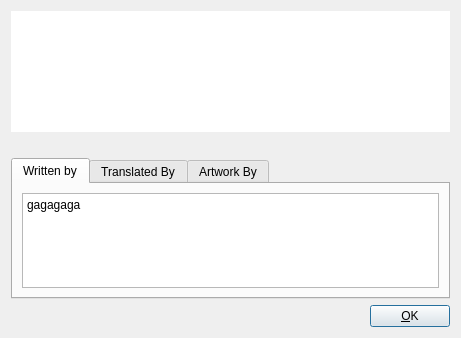
Above: qt4/ui/qtAbout.ui from gkmngrgn/puding before the change. Below: the same form after it.
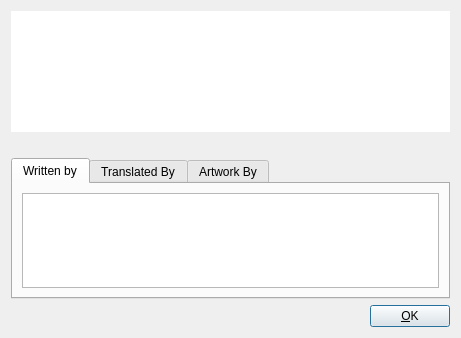
That is the form after the change. Icons and pictures are not drawn.

Patch:
```diff
--- a/qt4/ui/qtAbout.ui
+++ b/qt4/ui/qtAbout.ui
@@ -58,7 +58,7 @@
        <item row="0" column="0">
         <widget class="QPlainTextEdit" name="plaintext_authors">
          <property name="plainText">
-          <string>gagagaga</string>
+          <string/>
          </property>
         </widget>
        </item>
```
